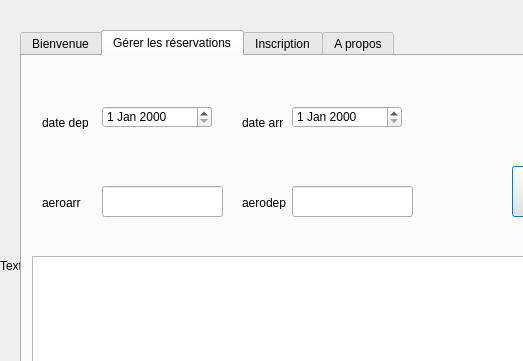
First picture: the form in C++/MP_V6/Application de gestion de réservation du vol/user_dialog.ui, repository sabri97/ShareWorks, before the edit; both pictures show x 0 to 523 and y 0 to 361 of the 805 by 571 pixel window.
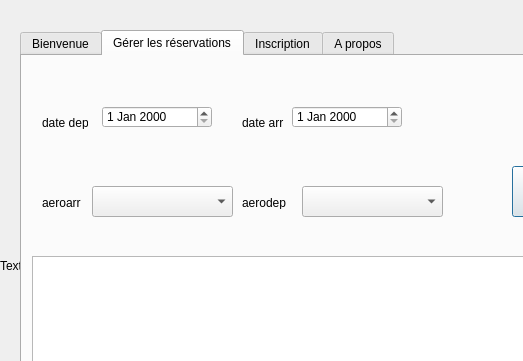
Second picture: the form after the edit. The open tabs and pages were chosen to show the change. Icons and pictures are not drawn.

```diff
--- a/C++/MP_V6/Application de gestion de réservation du vol/user_dialog.ui
+++ b/C++/MP_V6/Application de gestion de réservation du vol/user_dialog.ui
@@ -153,26 +153,6 @@
       </size>
      </property>
     </widget>
-    <widget class="QLineEdit" name="aerodep">
-     <property name="geometry">
-      <rect>
-       <x>270</x>
-       <y>130</y>
-       <width>121</width>
-       <height>31</height>
-      </rect>
-     </property>
-    </widget>
-    <widget class="QLineEdit" name="aeroarr">
-     <property name="geometry">
-      <rect>
-       <x>80</x>
-       <y>130</y>
-       <width>121</width>
-       <height>31</height>
-      </rect>
-     </property>
-    </widget>
     <widget class="QDateEdit" name="datedepEdit">
      <property name="geometry">
       <rect>
@@ -268,6 +248,26 @@
       </size>
      </property>
     </widget>
+    <widget class="QComboBox" name="aeroArr">
+     <property name="geometry">
+      <rect>
+       <x>70</x>
+       <y>130</y>
+       <width>141</width>
+       <height>31</height>
+      </rect>
+     </property>
+    </widget>
+    <widget class="QComboBox" name="aeroDep">
+     <property name="geometry">
+      <rect>
+       <x>280</x>
+       <y>130</y>
+       <width>141</width>
+       <height>31</height>
+      </rect>
+     </property>
+    </widget>
    </widget>
    <widget class="QWidget" name="tab_2">
     <attribute name="title">
```
Left out of the diff: 5 changed lines with no effect on the pictures.
